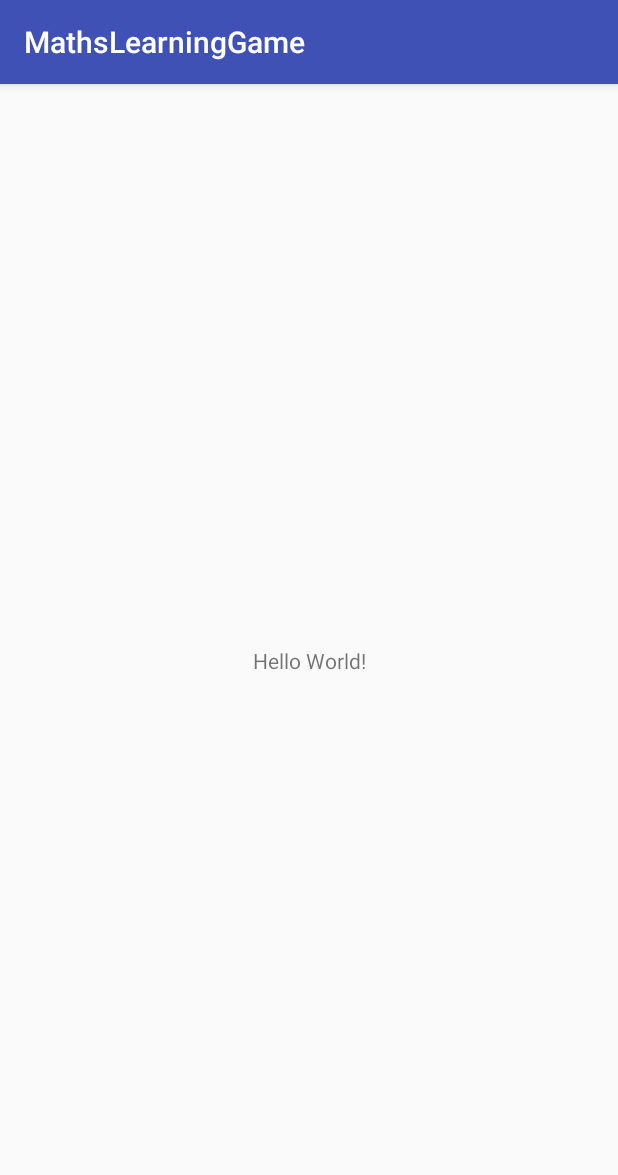
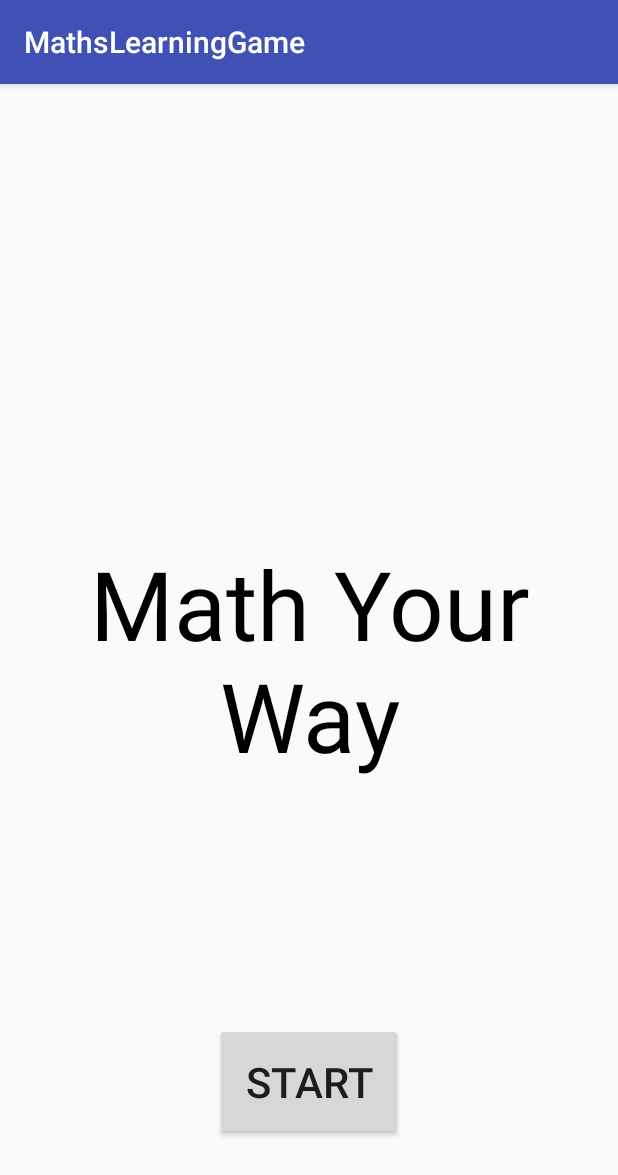
Before and after one commit to 5hwb/maths-learning-game, an Android app: the screen it shows after launch (MainActivity), on a phone screen of 412 x 824 dp. Shown: the top 1175 px of the screen. Run offline under Robolectric (Android 15) with nearby library versions, the phone set to English and light mode, and no system bars.

Commit message:
Added start menu

```diff
--- a/app/src/main/res/layout/activity_main.xml
+++ b/app/src/main/res/layout/activity_main.xml
@@ -1,18 +1,32 @@
 <?xml version="1.0" encoding="utf-8"?>
-<android.support.constraint.ConstraintLayout xmlns:android="http://schemas.android.com/apk/res/android"
+<RelativeLayout xmlns:android="http://schemas.android.com/apk/res/android"
     xmlns:app="http://schemas.android.com/apk/res-auto"
-    xmlns:tools="http://schemas.android.com/tools"
     android:layout_width="match_parent"
-    android:layout_height="match_parent"
-    tools:context="apps.perry.mathslearninggame.MainActivity">
+    android:layout_height="match_parent">
 
     <TextView
         android:layout_width="wrap_content"
         android:layout_height="wrap_content"
-        android:text="Hello World!"
+        android:layout_centerHorizontal="true"
+        android:layout_centerVertical="true"
+        android:text="@string/game_title"
+        android:textAlignment="center"
+        android:textColor="@android:color/black"
+        android:textSize="64sp"
         app:layout_constraintBottom_toBottomOf="parent"
         app:layout_constraintLeft_toLeftOf="parent"
         app:layout_constraintRight_toRightOf="parent"
         app:layout_constraintTop_toTopOf="parent" />
 
-</android.support.constraint.ConstraintLayout>
+    <Button
+        android:id="@+id/button"
+        android:layout_width="wrap_content"
+        android:layout_height="wrap_content"
+        android:layout_alignParentBottom="true"
+        android:layout_centerHorizontal="true"
+        android:padding="20dp"
+        android:layout_marginBottom="64dp"
+        android:text="@string/button_start"
+        android:textSize="28sp" />
+
+</RelativeLayout>
--- a/app/src/main/res/values/strings.xml
+++ b/app/src/main/res/values/strings.xml
@@ -1,3 +1,5 @@
 <resources>
     <string name="app_name">MathsLearningGame</string>
+    <string name="game_title">Math Your Way</string>
+    <string name="button_start">Start</string>
 </resources>
```
